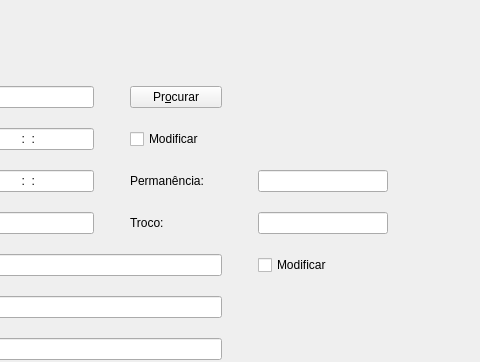
This is ParkManager/designer_files/pagamento.ui in Chip000/ParkManager as Qt 5 draws it before an edit; both pictures show x 544 to 1024 and y 0 to 362 of the 1024 by 516 pixel window. The edited form follows.
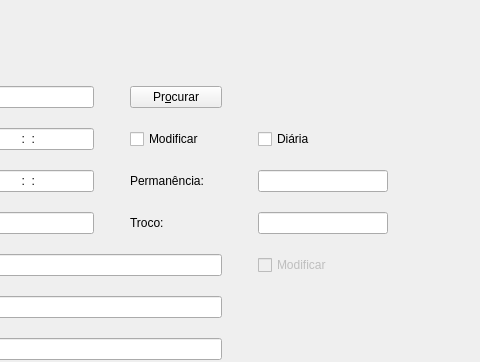
This is the edited form. Icons and pictures are not drawn.

Commit message: Modificações: 	- Diária adicionada 	- Impressão no terminal para testes sem impressora 	- Modificações de dados de entrada desativado no formulário de pagamento

Patch:
```diff
--- a/ParkManager/designer_files/pagamento.ui
+++ b/ParkManager/designer_files/pagamento.ui
@@ -441,6 +441,9 @@
      </item>
      <item row="4" column="5">
       <widget class="QCheckBox" name="entModCkB">
+       <property name="enabled">
+        <bool>false</bool>
+       </property>
        <property name="text">
         <string>Modificar</string>
        </property>
@@ -476,6 +479,13 @@
        </property>
       </widget>
      </item>
+     <item row="1" column="5">
+      <widget class="QCheckBox" name="diariaCkB">
+       <property name="text">
+        <string>Diária</string>
+       </property>
+      </widget>
+     </item>
     </layout>
    </item>
    <item>
```
Left out of the diff: 1 changed line with no effect on the pictures. The commit also changes 5 other files.
